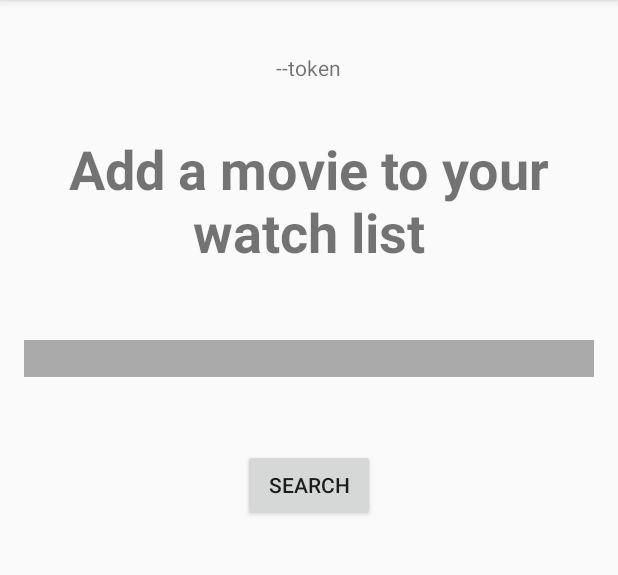
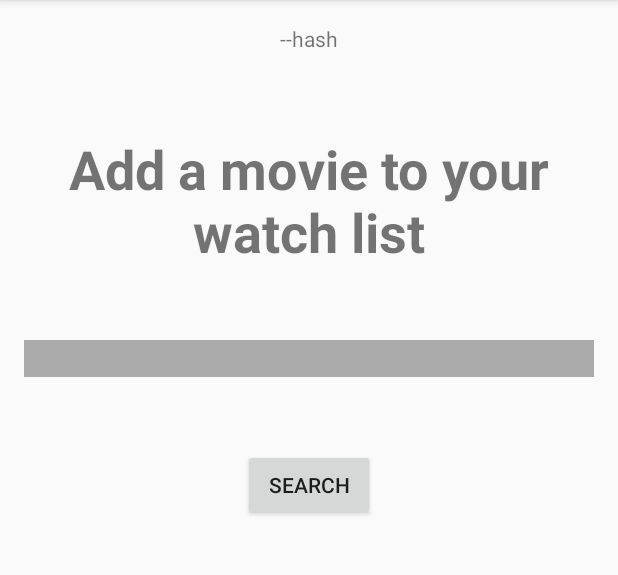
Before and after one commit to leonardo-souza-dev/wlandroid, an Android app: the screen it shows after launch (MainActivity), after a tap on "SEARCH", on a phone screen of 412 x 824 dp, the part 84-659 px from its top. Run offline under Robolectric (Android 15) with nearby library versions, the phone set to English and light mode, and no system bars.

Commit message:
many fixes

```diff
--- a/app/src/main/java/com/leonardoserra/watchlist/ApiHelper.java
+++ b/app/src/main/java/com/leonardoserra/watchlist/ApiHelper.java
@@ -2,6 +2,7 @@ package com.leonardoserra.watchlist;
 
 import android.os.AsyncTask;
 import android.widget.TextView;
+import android.widget.Toast;
 
 import com.google.gson.Gson;
 
@@ -32,9 +33,23 @@ public class ApiHelper  {
     private final String UPDATEUSER = "updateuser";
     private final String AUTHENTICATE = "authenticate";
 
+    public Message createuser() {
+        String[] params = {CREATEUSER};
+
+        return callSync(params);
+    }
+
     public Message update(String pToken, User pUser) {
         String[] lParameters = {pToken, UPDATEUSER, new Gson().toJson(pUser)};
         return callSync(lParameters);
+    }
+
+    public Message search(User user, String term) {
+        //Gson gson = new Gson();
+        String[] lParameters = { SEARCH, user.getHash(), term};
+        Message msg = callSync(lParameters);
+
+        return msg;
     }
 
     public Message callSync(String... params) {
@@ -50,7 +65,6 @@ public class ApiHelper  {
             JSONObject object = hashToken.getJSONObject("object");
 
             msg = new Message(success, message, object);
-
         } catch (Exception e) {
             msg = new Message(false, "Some error occurred!", null);
             e.printStackTrace();
@@ -66,15 +80,12 @@ public class ApiHelper  {
         @Override
         protected String doInBackground(String... params) {
 
-            gAction = params[0].toString();
-            String termParam = params.length > 1 ? params[1] : "";
+            String responseStr = "", lHash = "";
 
-            if (gAction == SEARCH && termParam == "") {
-                //Toast.makeText(MainActivity.this, "Insira um termo de busca", Toast.LENGTH_LONG).show();
-                return null;
-            }
             try {
 
+                gAction = params[0];
+                lHash = gAction == SEARCH ? params[1] : "";
                 String uri = "http://10.0.2.2:8080/api/" + gAction;
 
                 URL url = new URL(uri);
@@ -84,14 +95,13 @@ public class ApiHelper  {
                 connection.setRequestProperty("Content-Type", "application/json");
                 JSONObject jsonParam = new JSONObject();
 
-                if (gAction == AUTHENTICATE) {
-                    jsonParam.put("hash", params[1]);
-                    jsonParam.put("password", "");
-                }
-
-                if (gAction == "search") {
-                    searchTerm = termParam.trim().replace(",", "").replace("-", "").replace(".", "");
+                if (gAction == SEARCH) {
+                    if (params[2].equals("")) {
+                        return null;
+                    }
+                    searchTerm = params[2].trim().replace(",", "").replace("-", "").replace(".", "");
                     jsonParam.put("searchterm", searchTerm);
+                    jsonParam.put("hash", lHash);
                 }
 
                 byte[] outputBytes = jsonParam.toString().getBytes();
@@ -111,14 +121,14 @@ public class ApiHelper  {
 
                     connection.disconnect();
 
-                    return response.toString();
+                    responseStr = response.toString();
+
                 }
-
             } catch (Exception e) {
                 e.printStackTrace();
+            } finally {
+                return responseStr;
             }
-
-            return null;
         }
 
         @Override
@@ -138,13 +148,6 @@ public class ApiHelper  {
                     return;
                 }
 
-                if (gAction == AUTHENTICATE) {
-                    JSONObject json = new JSONObject(s);
-                    String temp = json.getString("token");
-                    gToken = temp.toString();
-                    return;
-                }
-
                 if (gAction == SEARCH) {
                     int len;
                     JSONArray jsonArray = new JSONArray(s);
@@ -159,12 +162,6 @@ public class ApiHelper  {
                             f = new Gson().fromJson(str, MoviesViewModel.class);
                             //list.add(f);
                         }
-
-//                        Intent intent = new Intent(getBaseContext(), SearchResultActivity.class);
-//                        intent.putExtra("bundle_searchResult", list);
-//                        intent.putExtra("termo", searchTerm);
-//                        intent.putExtra("qtd", len);
-//                        startActivity(intent);
                     }
                 }
             } catch (Exception e) {
--- a/app/src/main/java/com/leonardoserra/watchlist/MainActivity.java
+++ b/app/src/main/java/com/leonardoserra/watchlist/MainActivity.java
@@ -34,6 +34,7 @@ public class MainActivity extends AppCompatActivity {
     private final String SEARCH = "search";
     private final String CREATEUSER = "createuser";
     private final String AUTHENTICATE = "authenticate";
+    private User gUser;
 
     @Override
     protected void onCreate(Bundle savedInstanceState) {
@@ -45,50 +46,45 @@ public class MainActivity extends AppCompatActivity {
         String nomeApp = getResources().getString(R.string.app_name);
         getSupportActionBar().setTitle(nomeApp);
 
+        SharedPreferences sp = getPreferences(MODE_PRIVATE);
+        SharedPreferences.Editor e = sp.edit();
+        String lHash;
+
         try {
+            gUser = new User();
 
-            SharedPreferences sp = getPreferences(MODE_PRIVATE);
-            SharedPreferences.Editor e = sp.edit();
+            sp = getPreferences(MODE_PRIVATE);
+            lHash = sp.getString("wl_user_hash", null);
+            Boolean estaRegistrado = lHash != null;
 
-            String userHash = sp.getString("wl_user_hash", null); //tenta obter o hash do usuario no dispositivo
-            if (userHash == null) { //se nao encontrar hash no sistema...
+            if (!estaRegistrado) {
 
-                //WLWebApi task = new WLWebApi();
-
-                Message msgCreateUser = new ApiHelper().callSync(CREATEUSER);
+                Message msgCreateUser = new ApiHelper().createuser();
 
                 if (msgCreateUser.getSucess()) {
-                    gHash = msgCreateUser.getObject("hash");
 
-                    //String jsonHash = task.execute(CREATEUSER).get(); //obtem string-json com hash gerado
-                    //JSONObject hashJson = new JSONObject(jsonHash); //convert string para json
-                    //gHash = hashJson.getString("hash").toString(); //obtém valor do hash
-                    e.putString("wl_user_hash", gHash); //grava hash em SharedPreferences
+                    lHash = msgCreateUser.getObject("hash");
+                    e.putString("wl_user_hash", lHash);
+                    e.commit();
+
+
+
+                    Toast.makeText(this, msgCreateUser.getMessage(), Toast.LENGTH_SHORT).show();//"novo usuario"
+
+                } else {
+                    Toast.makeText(this, msgCreateUser.getMessage(), Toast.LENGTH_LONG).show();//"erro ao obter o hash"
+                    return;
                 }
-            } else {
-                gHash = userHash; //se encontrar hash, joga valor para variavel global
             }
 
-            String userToken = sp.getString("wl_user_token", null); //tenta obter o token do usuario no dispositivo
-            if (userToken == null) {
+            gUser.setHash(lHash);
+            TextView txtHash = (TextView)findViewById(R.id.txtHash);
+            txtHash.setText(lHash);
 
-                Message msg = new ApiHelper().callSync(AUTHENTICATE, gHash);
-                gToken = msg.getObject("token");
-                e.putString("wl_user_token", gToken);
+            return;
 
-            } else {
-                gToken = userToken;
-            }
-
-            TextView txtHash = (TextView)findViewById(R.id.txtHash);
-            txtHash.setText(gHash);
-            TextView txtToken = (TextView)findViewById(R.id.txtToken);
-            txtToken.setText(gToken.substring(0,10));
-
-            e.commit();
-
-        } catch (Exception e) {
-            e.printStackTrace();
+        } catch (Exception ex) {
+            ex.printStackTrace();
         }
     }
 
@@ -101,7 +97,7 @@ public class MainActivity extends AppCompatActivity {
         else
             return;
 
-        Message msg = new ApiHelper().callSync(SEARCH, searchTerm, gToken);
+        Message msg = new ApiHelper().search(gUser, searchTerm);
 
         if (msg.getSucess()) {
 
@@ -132,10 +128,11 @@ public class MainActivity extends AppCompatActivity {
                 e.printStackTrace();
             }
         }
-        WLWebApi task = new WLWebApi();
-        task.execute(SEARCH, searchTerm);
+        //WLWebApi task = new WLWebApi();
+        //task.execute(SEARCH, searchTerm);
     }
 
+    /*
     private class WLWebApi extends AsyncTask<String, Void, String> {
 
         private String searchTerm;
@@ -248,5 +245,5 @@ public class MainActivity extends AppCompatActivity {
                 e.printStackTrace();
             }
         }
-    }
+    } */
 }
--- a/app/src/main/java/com/leonardoserra/watchlist/User.java
+++ b/app/src/main/java/com/leonardoserra/watchlist/User.java
@@ -1,8 +1,9 @@
 package com.leonardoserra.watchlist;
 
+import java.io.Serializable;
 import java.util.ArrayList;
 
-public class User {
+public class User implements Serializable {
 
     private ArrayList<MovieViewModel> myMovies;
     private String nome;
--- a/app/src/main/res/layout/content_main.xml
+++ b/app/src/main/res/layout/content_main.xml
@@ -59,12 +59,4 @@
         android:layout_alignParentTop="true"
         android:layout_centerHorizontal="true" />
 
-    <TextView
-        android:layout_width="wrap_content"
-        android:layout_height="wrap_content"
-        android:text="--token"
-        android:id="@+id/txtToken"
-        android:layout_below="@+id/txtHash"
-        android:layout_centerHorizontal="true" />
-
 </RelativeLayout>
```
